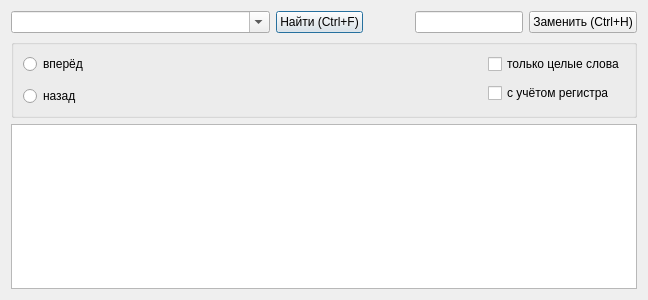
Qt form Search/searchdialog.ui (atikbif/relkonIDE) before a commit.
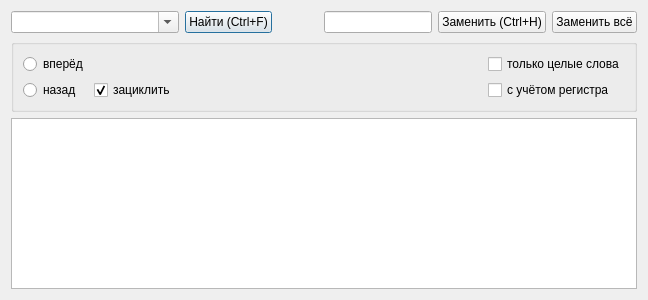
The same form after that commit. Icons and pictures are not drawn.

Diff of the .ui file:
```diff
--- a/Search/searchdialog.ui
+++ b/Search/searchdialog.ui
@@ -18,6 +18,19 @@
     <normaloff>:/srch_32.ico</normaloff>:/srch_32.ico</iconset>
   </property>
   <layout class="QGridLayout" name="gridLayout_2">
+   <item row="0" column="0">
+    <widget class="QComboBox" name="comboBoxSearch">
+     <property name="sizePolicy">
+      <sizepolicy hsizetype="Preferred" vsizetype="Fixed">
+       <horstretch>1</horstretch>
+       <verstretch>0</verstretch>
+      </sizepolicy>
+     </property>
+     <property name="editable">
+      <bool>true</bool>
+     </property>
+    </widget>
+   </item>
    <item row="0" column="1">
     <widget class="QPushButton" name="pushButtonSearch">
      <property name="sizePolicy">
@@ -31,9 +44,6 @@
      </property>
     </widget>
    </item>
-   <item row="0" column="3">
-    <widget class="QLineEdit" name="lineEditReplace"/>
-   </item>
    <item row="0" column="2">
     <spacer name="horizontalSpacer_3">
      <property name="orientation">
@@ -47,8 +57,8 @@
      </property>
     </spacer>
    </item>
-   <item row="3" column="0" colspan="5">
-    <widget class="QListWidget" name="listWidget"/>
+   <item row="0" column="3">
+    <widget class="QLineEdit" name="lineEditReplace"/>
    </item>
    <item row="0" column="4">
     <widget class="QPushButton" name="pushButtonReplace">
@@ -57,7 +67,14 @@
      </property>
     </widget>
    </item>
-   <item row="2" column="0" colspan="5">
+   <item row="0" column="5">
+    <widget class="QPushButton" name="pushButtonReplaceAll">
+     <property name="text">
+      <string>Заменить всё</string>
+     </property>
+    </widget>
+   </item>
+   <item row="1" column="0" colspan="6">
     <widget class="QGroupBox" name="groupBox">
      <property name="title">
       <string/>
@@ -70,7 +87,7 @@
         </property>
        </widget>
       </item>
-      <item row="0" column="1" rowspan="2">
+      <item row="0" column="1">
        <spacer name="horizontalSpacer_2">
         <property name="orientation">
          <enum>Qt::Horizontal</enum>
@@ -90,35 +107,35 @@
         </property>
        </widget>
       </item>
-      <item row="1" column="2" rowspan="2">
-       <widget class="QCheckBox" name="checkBoxCaseSens">
-        <property name="text">
-         <string>с учётом регистра</string>
-        </property>
-       </widget>
-      </item>
-      <item row="2" column="0">
+      <item row="1" column="0">
        <widget class="QRadioButton" name="radioButtonBackward">
         <property name="text">
          <string>назад</string>
         </property>
        </widget>
       </item>
+      <item row="1" column="1">
+       <widget class="QCheckBox" name="checkBoxRound">
+        <property name="text">
+         <string>зациклить</string>
+        </property>
+        <property name="checked">
+         <bool>true</bool>
+        </property>
+       </widget>
+      </item>
+      <item row="1" column="2">
+       <widget class="QCheckBox" name="checkBoxCaseSens">
+        <property name="text">
+         <string>с учётом регистра</string>
+        </property>
+       </widget>
+      </item>
      </layout>
     </widget>
    </item>
-   <item row="0" column="0">
-    <widget class="QComboBox" name="comboBoxSearch">
-     <property name="sizePolicy">
-      <sizepolicy hsizetype="Preferred" vsizetype="Fixed">
-       <horstretch>1</horstretch>
-       <verstretch>0</verstretch>
-      </sizepolicy>
-     </property>
-     <property name="editable">
-      <bool>true</bool>
-     </property>
-    </widget>
+   <item row="2" column="0" colspan="6">
+    <widget class="QListWidget" name="listWidget"/>
    </item>
   </layout>
  </widget>
```
